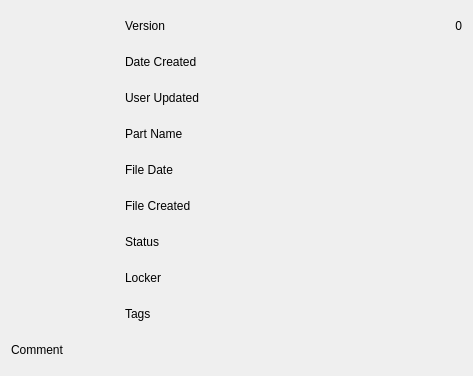
Above: taack-plm-nowebviewdetails.ui from Taack/taack-plm-freecad before the change. Below: the same form after it.
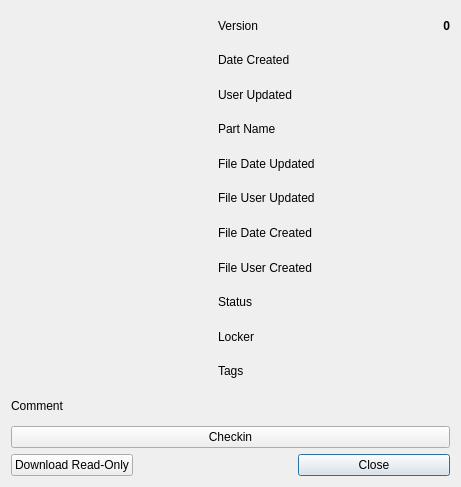
That is the form after the change.

Commit message: remove QtWebview final

Patch:
```diff
--- a/taack-plm-nowebviewdetails.ui
+++ b/taack-plm-nowebviewdetails.ui
@@ -6,78 +6,131 @@
    <rect>
     <x>0</x>
     <y>0</y>
-    <width>473</width>
-    <height>376</height>
+    <width>461</width>
+    <height>487</height>
    </rect>
   </property>
   <property name="windowTitle">
    <string>Dialog</string>
   </property>
   <layout class="QGridLayout" name="gridLayout">
-   <item row="0" column="3">
-    <widget class="QLabel" name="labelVersionValue">
+   <item row="2" column="2" colspan="2">
+    <widget class="QLabel" name="labelUserUpdated">
      <property name="text">
-      <string>0</string>
+      <string>User Updated</string>
      </property>
+    </widget>
+   </item>
+   <item row="6" column="4">
+    <widget class="QLabel" name="labelFileDateCreatedValue">
+     <property name="text">
+      <string/>
+     </property>
      <property name="alignment">
       <set>Qt::AlignmentFlag::AlignRight|Qt::AlignmentFlag::AlignTrailing|Qt::AlignmentFlag::AlignVCenter</set>
      </property>
     </widget>
    </item>
-   <item row="1" column="0" rowspan="7">
-    <widget class="QLabel" name="imageLabel">
+   <item row="1" column="2" colspan="2">
+    <widget class="QLabel" name="labelDateCreated">
      <property name="text">
+      <string>Date Created</string>
+     </property>
+    </widget>
+   </item>
+   <item row="1" column="4">
+    <widget class="QLabel" name="labelDateCreatedValue">
+     <property name="text">
       <string/>
      </property>
+     <property name="alignment">
+      <set>Qt::AlignmentFlag::AlignRight|Qt::AlignmentFlag::AlignTrailing|Qt::AlignmentFlag::AlignVCenter</set>
+     </property>
     </widget>
    </item>
-   <item row="10" column="0">
+   <item row="10" column="4">
+    <widget class="QLabel" name="labelTagsValue">
+     <property name="text">
+      <string/>
+     </property>
+    </widget>
+   </item>
+   <item row="6" column="2" colspan="2">
+    <widget class="QLabel" name="labelFileDateCreated">
+     <property name="text">
+      <string>File Date Created</string>
+     </property>
+    </widget>
+   </item>
+   <item row="10" column="2">
+    <widget class="QLabel" name="labelTags">
+     <property name="text">
+      <string>Tags</string>
+     </property>
+    </widget>
+   </item>
+   <item row="2" column="4">
+    <widget class="QLabel" name="labelUserUpdatedValue">
+     <property name="text">
+      <string/>
+     </property>
+     <property name="alignment">
+      <set>Qt::AlignmentFlag::AlignRight|Qt::AlignmentFlag::AlignTrailing|Qt::AlignmentFlag::AlignVCenter</set>
+     </property>
+    </widget>
+   </item>
+   <item row="11" column="0" colspan="2">
     <widget class="QLabel" name="labelComment">
      <property name="text">
       <string>Comment</string>
      </property>
     </widget>
    </item>
-   <item row="0" column="1">
+   <item row="3" column="2" colspan="2">
+    <widget class="QLabel" name="labelPartName">
+     <property name="text">
+      <string>Part Name</string>
+     </property>
+    </widget>
+   </item>
+   <item row="0" column="2" colspan="2">
     <widget class="QLabel" name="labelVersion">
      <property name="text">
       <string>Version</string>
      </property>
     </widget>
    </item>
-   <item row="10" column="1" colspan="3">
-    <widget class="QLabel" name="labelCommentValue">
-     <property name="text">
-      <string/>
-     </property>
-     <property name="alignment">
-      <set>Qt::AlignmentFlag::AlignRight|Qt::AlignmentFlag::AlignTrailing|Qt::AlignmentFlag::AlignVCenter</set>
-     </property>
-    </widget>
-   </item>
-   <item row="7" column="1">
+   <item row="9" column="2" colspan="2">
     <widget class="QLabel" name="labelLockedBy">
      <property name="text">
       <string>Locker</string>
      </property>
     </widget>
    </item>
-   <item row="6" column="1">
-    <widget class="QLabel" name="labelStatus">
+   <item row="3" column="4">
+    <widget class="QLabel" name="labelPartNameValue">
      <property name="text">
-      <string>Status</string>
+      <string/>
      </property>
+     <property name="alignment">
+      <set>Qt::AlignmentFlag::AlignRight|Qt::AlignmentFlag::AlignTrailing|Qt::AlignmentFlag::AlignVCenter</set>
+     </property>
     </widget>
    </item>
-   <item row="2" column="1">
-    <widget class="QLabel" name="labelUserUpdated">
+   <item row="7" column="4">
+    <widget class="QLabel" name="labelFileUserCreatedValue">
      <property name="text">
-      <string>User Updated</string>
+      <string/>
      </property>
     </widget>
    </item>
-   <item row="7" column="2" colspan="2">
+   <item row="9" column="4">
     <widget class="QLabel" name="labelLockedByValue">
+     <property name="font">
+      <font>
+       <bold>true</bold>
+      </font>
+     </property>
      <property name="text">
       <string/>
      </property>
@@ -86,60 +139,49 @@
      </property>
     </widget>
    </item>
-   <item row="4" column="1">
-    <widget class="QLabel" name="labelFileDate">
+   <item row="7" column="2" colspan="2">
+    <widget class="QLabel" name="labelFileUserCreated">
      <property name="text">
-      <string>File Date</string>
+      <string>File User Created</string>
      </property>
     </widget>
    </item>
-   <item row="1" column="1">
-    <widget class="QLabel" name="labelDateCreated">
-     <property name="text">
-      <string>Date Created</string>
+   <item row="0" column="4">
+    <widget class="QLabel" name="labelVersionValue">
+     <property name="font">
+      <font>
+       <bold>true</bold>
+      </font>
      </property>
-    </widget>
-   </item>
-   <item row="3" column="1">
-    <widget class="QLabel" name="labelPartName">
      <property name="text">
-      <string>Part Name</string>
+      <string>0</string>
      </property>
-    </widget>
-   </item>
-   <item row="5" column="1">
-    <widget class="QLabel" name="labelFileCreated">
-     <property name="text">
-      <string>File Created</string>
+     <property name="alignment">
+      <set>Qt::AlignmentFlag::AlignRight|Qt::AlignmentFlag::AlignTrailing|Qt::AlignmentFlag::AlignVCenter</set>
      </property>
     </widget>
    </item>
-   <item row="8" column="1">
-    <widget class="QLabel" name="labelTags">
+   <item row="4" column="4">
+    <widget class="QLabel" name="labelFileDateUpdatedValue">
      <property name="text">
-      <string>Tags</string>
+      <string/>
      </property>
     </widget>
    </item>
-   <item row="8" column="2" colspan="2">
-    <widget class="QLabel" name="labelTagsValue">
+   <item row="5" column="4">
+    <widget class="QLabel" name="labelFileUserUpdatedValue">
      <property name="text">
       <string/>
      </property>
     </widget>
    </item>
-   <item row="6" column="2" colspan="2">
+   <item row="8" column="4">
     <widget class="QLabel" name="labelStatusValue">
-     <property name="text">
-      <string/>
+     <property name="font">
+      <font>
+       <bold>true</bold>
+      </font>
      </property>
-     <property name="alignment">
-      <set>Qt::AlignmentFlag::AlignRight|Qt::AlignmentFlag::AlignTrailing|Qt::AlignmentFlag::AlignVCenter</set>
-     </property>
-    </widget>
-   </item>
-   <item row="5" column="2" colspan="2">
-    <widget class="QLabel" name="labelFileCreatedValue">
      <property name="text">
       <string/>
      </property>
@@ -151,25 +193,45 @@
    <item row="4" column="2" colspan="2">
     <widget class="QLabel" name="labelFileDateValue">
      <property name="text">
-      <string/>
+      <string>File Date Updated</string>
      </property>
-     <property name="alignment">
-      <set>Qt::AlignmentFlag::AlignRight|Qt::AlignmentFlag::AlignTrailing|Qt::AlignmentFlag::AlignVCenter</set>
+    </widget>
+   </item>
+   <item row="5" column="2" colspan="2">
+    <widget class="QLabel" name="labelFileUserUpdated">
+     <property name="text">
+      <string>File User Updated</string>
      </property>
     </widget>
    </item>
-   <item row="3" column="2" colspan="2">
-    <widget class="QLabel" name="labelPartNameValue">
+   <item row="8" column="2" colspan="2">
+    <widget class="QLabel" name="labelStatus">
      <property name="text">
-      <string/>
+      <string>Status</string>
      </property>
-     <property name="alignment">
-      <set>Qt::AlignmentFlag::AlignRight|Qt::AlignmentFlag::AlignTrailing|Qt::AlignmentFlag::AlignVCenter</set>
+    </widget>
+   </item>
+   <item row="13" column="3" colspan="2">
+    <widget class="QPushButton" name="btnClose">
+     <property name="text">
+      <string>Close</string>
      </property>
     </widget>
    </item>
-   <item row="2" column="2" colspan="2">
-    <widget class="QLabel" name="labelUserUpdatedValue">
+   <item row="11" column="2" colspan="3">
+    <widget class="QLabel" name="labelCommentValue">
+     <property name="minimumSize">
+      <size>
+       <width>2</width>
+       <height>2</height>
+      </size>
+     </property>
+     <property name="maximumSize">
+      <size>
+       <width>320</width>
+       <height>128</height>
+      </size>
+     </property>
      <property name="text">
       <string/>
      </property>
@@ -178,13 +240,30 @@
      </property>
     </widget>
    </item>
-   <item row="1" column="2" colspan="2">
-    <widget class="QLabel" name="labelDateCreatedValue">
+   <item row="12" column="0" colspan="5">
+    <widget class="QPushButton" name="btnApplyCheckIn">
      <property name="text">
-      <string/>
+      <string>Checkin</string>
      </property>
-     <property name="alignment">
-      <set>Qt::AlignmentFlag::AlignRight|Qt::AlignmentFlag::AlignTrailing|Qt::AlignmentFlag::AlignVCenter</set>
+    </widget>
+   </item>
+   <item row="13" column="0">
+    <widget class="QPushButton" name="btnApplyDlRO">
+     <property name="text">
+      <string>Download Read-Only</string>
+     </property>
+    </widget>
+   </item>
+   <item row="0" column="0" rowspan="11">
+    <widget class="QLabel" name="imageLabel">
+     <property name="maximumSize">
+      <size>
+       <width>512</width>
+       <height>512</height>
+      </size>
+     </property>
+     <property name="text">
+      <string/>
      </property>
     </widget>
    </item>
```
Left out of the diff: 11 changed lines with no effect on the pictures. The commit also changes 1 other file.
